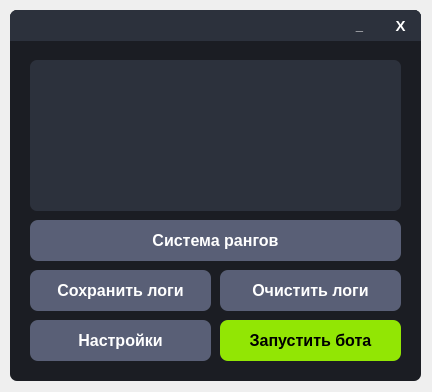
First picture: the form in VK_Bot/Main_Window/main_window.ui, repository otaboyevsardorbek1/VK-Bot-ru, before the edit.
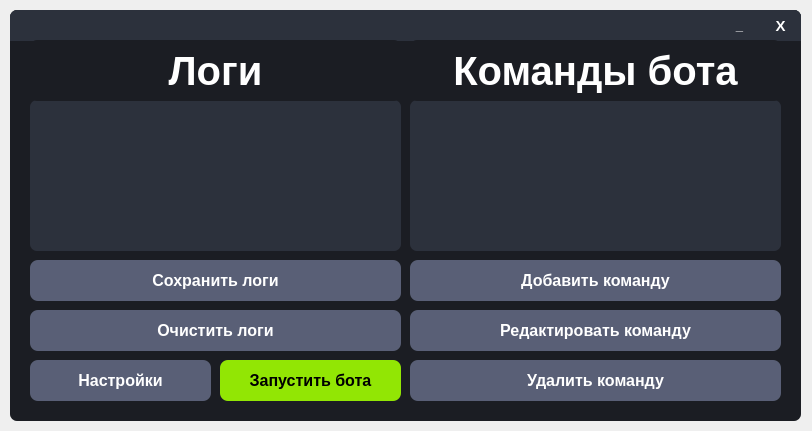
Second picture: the form after the edit.

Patch:
```diff
--- a/VK_Bot/Main_Window/main_window.ui
+++ b/VK_Bot/Main_Window/main_window.ui
@@ -6,8 +6,8 @@
    <rect>
     <x>0</x>
     <y>0</y>
-    <width>432</width>
-    <height>392</height>
+    <width>812</width>
+    <height>431</height>
    </rect>
   </property>
   <property name="windowTitle">
@@ -19,8 +19,8 @@
      <rect>
       <x>10</x>
       <y>10</y>
-      <width>411</width>
-      <height>371</height>
+      <width>791</width>
+      <height>411</height>
      </rect>
     </property>
     <property name="styleSheet">
@@ -156,7 +156,7 @@
       <rect>
        <x>0</x>
        <y>0</y>
-       <width>411</width>
+       <width>791</width>
        <height>31</height>
       </rect>
      </property>
@@ -176,7 +176,7 @@
      <widget class="QPushButton" name="CloseWindowButton">
       <property name="geometry">
        <rect>
-        <x>370</x>
+        <x>750</x>
         <y>0</y>
         <width>41</width>
         <height>31</height>
@@ -215,7 +215,7 @@
      <widget class="QPushButton" name="MinimizeWindowButton">
       <property name="geometry">
        <rect>
-        <x>329</x>
+        <x>709</x>
         <y>0</y>
         <width>41</width>
         <height>31</height>
@@ -259,7 +259,7 @@
      <property name="geometry">
       <rect>
        <x>210</x>
-       <y>310</y>
+       <y>350</y>
        <width>181</width>
        <height>41</height>
       </rect>
@@ -296,7 +296,7 @@
      <property name="geometry">
       <rect>
        <x>20</x>
-       <y>310</y>
+       <y>350</y>
        <width>181</width>
        <height>41</height>
       </rect>
@@ -334,7 +334,7 @@
      <property name="geometry">
       <rect>
        <x>20</x>
-       <y>50</y>
+       <y>90</y>
        <width>371</width>
        <height>151</height>
       </rect>
@@ -434,8 +434,8 @@
      <property name="geometry">
       <rect>
        <x>20</x>
-       <y>260</y>
-       <width>181</width>
+       <y>250</y>
+       <width>371</width>
        <height>41</height>
       </rect>
      </property>
@@ -471,9 +471,9 @@
     <widget class="QPushButton" name="ClearLogButton">
      <property name="geometry">
       <rect>
-       <x>210</x>
-       <y>260</y>
-       <width>181</width>
+       <x>20</x>
+       <y>300</y>
+       <width>371</width>
        <height>41</height>
       </rect>
      </property>
@@ -506,42 +506,292 @@
       <string>Очистить логи</string>
      </property>
     </widget>
-    <widget class="QPushButton" name="RankSystemButton">
+    <widget class="QListWidget" name="UserCommandsListWidget">
+     <property name="geometry">
+      <rect>
+       <x>400</x>
+       <y>90</y>
+       <width>371</width>
+       <height>151</height>
+      </rect>
+     </property>
+     <property name="font">
+      <font>
+       <pointsize>13</pointsize>
+       <weight>75</weight>
+       <bold>true</bold>
+      </font>
+     </property>
+     <property name="tabletTracking">
+      <bool>false</bool>
+     </property>
+     <property name="autoFillBackground">
+      <bool>false</bool>
+     </property>
+     <property name="styleSheet">
+      <string notr="true">color: white;
+border-radius: 7px;
+background-color: #2C313C;
+</string>
+     </property>
+     <property name="frameShape">
+      <enum>QFrame::StyledPanel</enum>
+     </property>
+     <property name="frameShadow">
+      <enum>QFrame::Sunken</enum>
+     </property>
+     <property name="lineWidth">
+      <number>1</number>
+     </property>
+     <property name="verticalScrollBarPolicy">
+      <enum>Qt::ScrollBarAsNeeded</enum>
+     </property>
+     <property name="horizontalScrollBarPolicy">
+      <enum>Qt::ScrollBarAsNeeded</enum>
+     </property>
+     <property name="sizeAdjustPolicy">
+      <enum>QAbstractScrollArea::AdjustIgnored</enum>
+     </property>
+     <property name="autoScroll">
+      <bool>true</bool>
+     </property>
+     <property name="tabKeyNavigation">
+      <bool>false</bool>
+     </property>
+     <property name="showDropIndicator" stdset="0">
+      <bool>true</bool>
+     </property>
+     <property name="dragDropOverwriteMode">
+      <bool>false</bool>
+     </property>
+     <property name="alternatingRowColors">
+      <bool>false</bool>
+     </property>
+     <property name="verticalScrollMode">
+      <enum>QAbstractItemView::ScrollPerItem</enum>
+     </property>
+     <property name="horizontalScrollMode">
+      <enum>QAbstractItemView::ScrollPerItem</enum>
+     </property>
+     <property name="movement">
+      <enum>QListView::Static</enum>
+     </property>
+     <property name="flow">
+      <enum>QListView::TopToBottom</enum>
+     </property>
+     <property name="isWrapping" stdset="0">
+      <bool>false</bool>
+     </property>
+     <property name="resizeMode">
+      <enum>QListView::Fixed</enum>
+     </property>
+     <property name="layoutMode">
+      <enum>QListView::SinglePass</enum>
+     </property>
+     <property name="viewMode">
+      <enum>QListView::ListMode</enum>
+     </property>
+     <property name="uniformItemSizes">
+      <bool>false</bool>
+     </property>
+     <property name="wordWrap">
+      <bool>false</bool>
+     </property>
+     <property name="selectionRectVisible">
+      <bool>false</bool>
+     </property>
+     <property name="sortingEnabled">
+      <bool>false</bool>
+     </property>
+    </widget>
+    <widget class="QPushButton" name="DeleteUserCommandButton">
+     <property name="geometry">
+      <rect>
+       <x>400</x>
+       <y>350</y>
+       <width>371</width>
+       <height>41</height>
+      </rect>
+     </property>
+     <property name="font">
+      <font>
+       <pointsize>12</pointsize>
+       <weight>75</weight>
+       <bold>true</bold>
+      </font>
+     </property>
+     <property name="cursor">
+      <cursorShape>PointingHandCursor</cursorShape>
+     </property>
+     <property name="styleSheet">
+      <string notr="true">QPushButton{
+	color: white;
+	border-radius: 8px;
+	background-color: #595F76;
+}
+
+QPushButton:hover{
+	background-color: #50566E;
+}
+
+QPushButton:pressed{
+	background-color: #434965;
+}</string>
+     </property>
+     <property name="text">
+      <string>Удалить команду</string>
+     </property>
+    </widget>
+    <widget class="QPushButton" name="AddUserCommandButton">
+     <property name="geometry">
+      <rect>
+       <x>400</x>
+       <y>250</y>
+       <width>371</width>
+       <height>41</height>
+      </rect>
+     </property>
+     <property name="font">
+      <font>
+       <pointsize>12</pointsize>
+       <weight>75</weight>
+       <bold>true</bold>
+      </font>
+     </property>
+     <property name="cursor">
+      <cursorShape>PointingHandCursor</cursorShape>
+     </property>
+     <property name="styleSheet">
+      <string notr="true">QPushButton{
+	color: white;
+	border-radius: 8px;
+	background-color: #595F76;
+}
+
+QPushButton:hover{
+	background-color: #50566E;
+}
+
+QPushButton:pressed{
+	background-color: #434965;
+}</string>
+     </property>
+     <property name="text">
+      <string>Добавить команду</string>
+     </property>
+    </widget>
+    <widget class="QPushButton" name="EditUserCommandButton">
+     <property name="geometry">
+      <rect>
+       <x>400</x>
+       <y>300</y>
+       <width>371</width>
+       <height>41</height>
+      </rect>
+     </property>
+     <property name="font">
+      <font>
+       <pointsize>12</pointsize>
+       <weight>75</weight>
+       <bold>true</bold>
+      </font>
+     </property>
+     <property name="cursor">
+      <cursorShape>PointingHandCursor</cursorShape>
+     </property>
+     <property name="styleSheet">
+      <string notr="true">QPushButton{
+	color: white;
+	border-radius: 8px;
+	background-color: #595F76;
+}
+
+QPushButton:hover{
+	background-color: #50566E;
+}
+
+QPushButton:pressed{
+	background-color: #434965;
+}</string>
+     </property>
+     <property name="text">
+      <string>Редактировать команду</string>
+     </property>
+    </widget>
+    <widget class="QLabel" name="Label">
      <property name="geometry">
       <rect>
        <x>20</x>
-       <y>210</y>
+       <y>30</y>
        <width>371</width>
-       <height>41</height>
+       <height>61</height>
       </rect>
      </property>
+     <property name="sizePolicy">
+      <sizepolicy hsizetype="Minimum" vsizetype="Fixed">
+       <horstretch>0</horstretch>
+       <verstretch>0</verstretch>
+      </sizepolicy>
+     </property>
      <property name="font">
       <font>
-       <pointsize>12</pointsize>
+       <pointsize>30</pointsize>
        <weight>75</weight>
+       <italic>false</italic>
        <bold>true</bold>
+       <underline>false</underline>
+       <strikeout>false</strikeout>
+       <kerning>true</kerning>
       </font>
      </property>
-     <property name="cursor">
-      <cursorShape>PointingHandCursor</cursorShape>
+     <property name="styleSheet">
+      <string notr="true">QLabel{
+	color: white;
+}</string>
      </property>
+     <property name="text">
+      <string>Логи</string>
+     </property>
+     <property name="alignment">
+      <set>Qt::AlignCenter</set>
+     </property>
+    </widget>
+    <widget class="QLabel" name="Label_2">
+     <property name="geometry">
+      <rect>
+       <x>400</x>
+       <y>30</y>
+       <width>371</width>
+       <height>61</height>
+      </rect>
+     </property>
+     <property name="sizePolicy">
+      <sizepolicy hsizetype="Minimum" vsizetype="Fixed">
+       <horstretch>0</horstretch>
+       <verstretch>0</verstretch>
+      </sizepolicy>
+     </property>
+     <property name="font">
+      <font>
+       <pointsize>30</pointsize>
+       <weight>75</weight>
+       <italic>false</italic>
+       <bold>true</bold>
+       <underline>false</underline>
+       <strikeout>false</strikeout>
+       <kerning>true</kerning>
+      </font>
+     </property>
      <property name="styleSheet">
-      <string notr="true">QPushButton{
+      <string notr="true">QLabel{
 	color: white;
-	border-radius: 8px;
-	background-color: #595F76;
-}
-
-QPushButton:hover{
-	background-color: #50566E;
-}
-
-QPushButton:pressed{
-	background-color: #434965;
 }</string>
      </property>
      <property name="text">
-      <string>Система рангов</string>
+      <string>Команды бота</string>
+     </property>
+     <property name="alignment">
+      <set>Qt::AlignCenter</set>
      </property>
     </widget>
    </widget>
```
